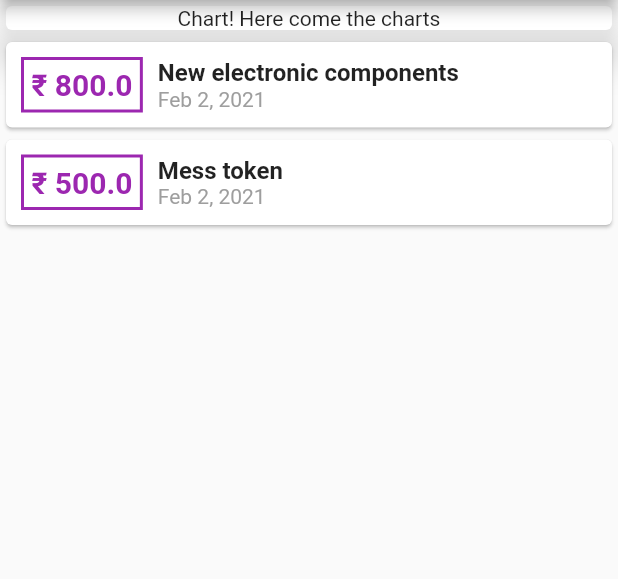
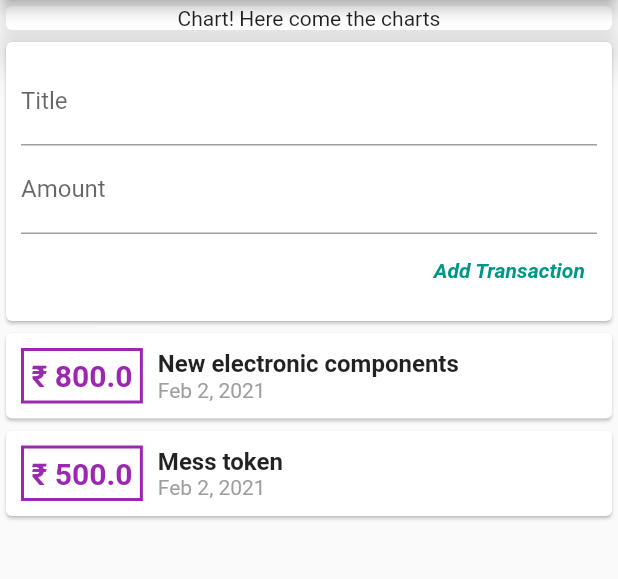
Before and after one commit to mr0a/Flutter_Expense_tracker, a Flutter app: the screen it shows after launch, on a phone screen of 412 x 824 dp, the part 84-663 px from its top. Run offline on Flutter 3.47's test engine with Material 2 defaults, Android fonts, the phone set to English and light mode, and no system bars.

Commit message:
Added input fields and decoration

```diff
--- a/lib/main.dart
+++ b/lib/main.dart
@@ -46,6 +46,33 @@ class MyHomePage extends StatelessWidget {
             ),
             width: double.infinity,
           ),
+          Card(
+            child: Container(
+              padding: EdgeInsets.all(10),
+              child: Column(
+                crossAxisAlignment: CrossAxisAlignment.end,
+                children: <Widget>[
+                  TextField(
+                    decoration: InputDecoration(labelText: 'Title'),
+                  ),
+                  TextField(
+                    decoration: InputDecoration(labelText: 'Amount'),
+                  ),
+                  TextButton(
+                    onPressed: () {},
+                    child: Text('Add Transaction'),
+                    style: TextButton.styleFrom(
+                      primary: Colors.teal,
+                      textStyle: TextStyle(
+                        fontStyle: FontStyle.italic,
+                        fontWeight: FontWeight.bold,
+                      ),
+                    ),
+                  ),
+                ],
+              ),
+            ),
+          ),
           Column(
             children: transactions
                 .map((tx) => Card(
```
Also changed, not shown: output.png.
